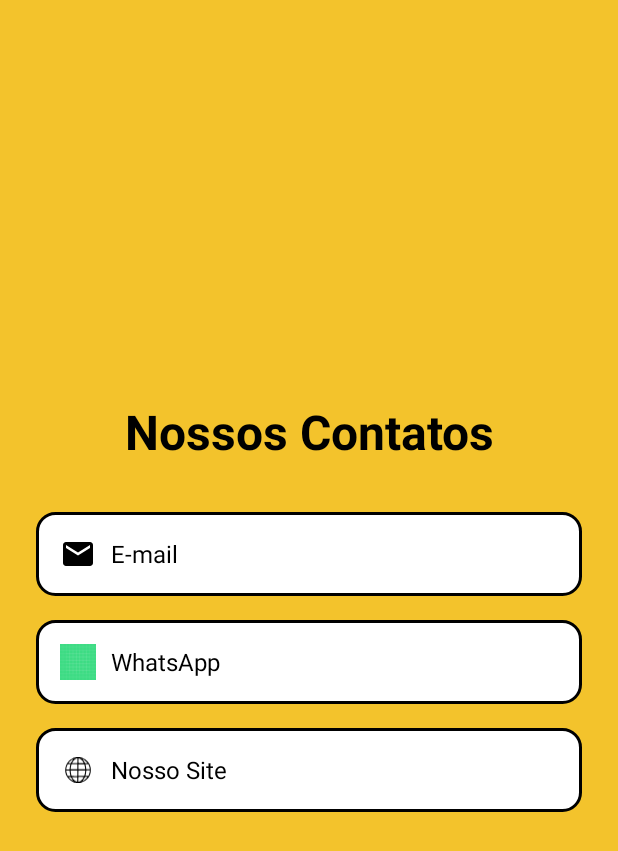
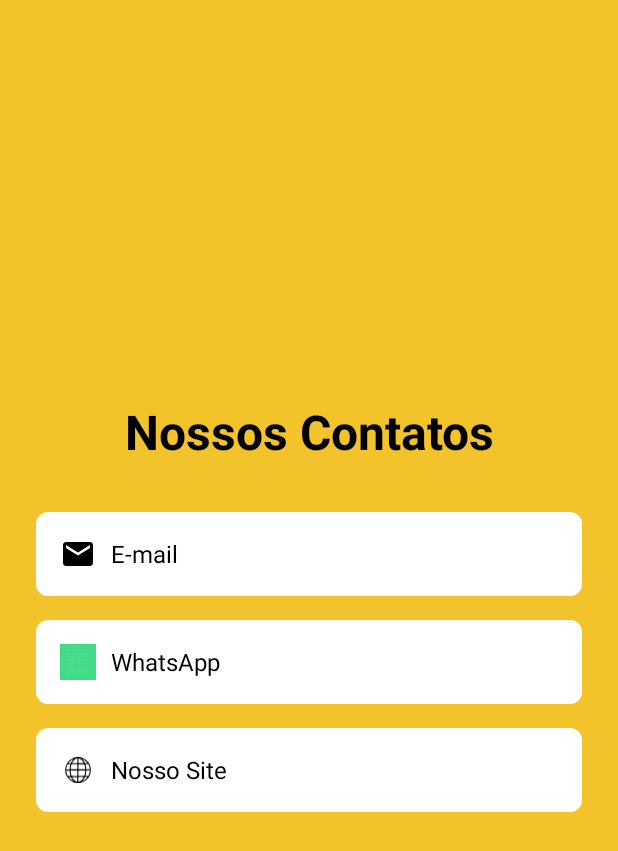
Before and after one commit to Kallebjose/School-Driver-TCC, an Android app built with Jetpack Compose: the fragment ContatoFragment shown on its own in the app's theme, after a tap on "E-mail", on a phone screen of 412 x 824 dp. Shown: the top 851 px of the screen. Run offline under Robolectric (Android 15) with nearby library versions, the light colour scheme and no system bars.

Commit message:
Sua mensagem de commit aqui

```diff
--- a/app/build.gradle.kts
+++ b/app/build.gradle.kts
@@ -85,6 +85,7 @@ dependencies {
     implementation(libs.androidx.ui.graphics)
     implementation(libs.androidx.ui.tooling.preview)
     implementation(libs.androidx.material3)
+    implementation ("androidx.cardview:cardview:1.0.0")
     implementation ("com.google.android.gms:play-services-maps:18.0.0")
     implementation ("com.google.android.gms:play-services-location:19.0.1")
     implementation ("androidx.recyclerview:recyclerview:1.2.1")
--- a/app/src/main/AndroidManifest.xml
+++ b/app/src/main/AndroidManifest.xml
@@ -51,6 +51,7 @@
             android:name=".view.home.ui.conta.ContaFragment"
             android:exported="true"
             android:label="Minha Conta" />
+
         <activity
             android:name=".view.PagamentoActivity"
             android:exported="true">
--- a/app/src/main/java/com/example/schooldrivertcc/view/home/ui/contato/ContatoFragment.kt
+++ b/app/src/main/java/com/example/schooldrivertcc/view/home/ui/contato/ContatoFragment.kt
@@ -1,14 +1,14 @@
 package com.example.schooldrivertcc.view.home.ui.contato
 
+import android.content.ActivityNotFoundException
 import android.content.Intent
 import android.net.Uri
 import android.os.Bundle
 import android.view.LayoutInflater
 import android.view.View
 import android.view.ViewGroup
-import android.widget.ImageView
 import android.widget.LinearLayout
-import android.widget.TextView
+import android.widget.Toast
 import androidx.fragment.app.Fragment
 import com.example.schooldrivertcc.R
 
@@ -32,28 +32,55 @@ class ContatoFragment : Fragment() {
     }
 
     private fun enviarEmail() {
-        val emailIntent = Intent(Intent.ACTION_SENDTO).apply {
-            data = Uri.parse("mailto:kallebjs07@gmail.com")
+        val emailIntent = Intent(Intent.ACTION_SEND).apply {
+            type = "message/rfc822" // Tipo MIME para e-mails
+            putExtra(Intent.EXTRA_EMAIL, arrayOf("kallebjs07@gmail.com"))
             putExtra(Intent.EXTRA_SUBJECT, "Assunto")
             putExtra(Intent.EXTRA_TEXT, "Mensagem")
         }
-        if (emailIntent.resolveActivity(requireActivity().packageManager) != null) {
-            startActivity(emailIntent)
+
+        // Verifica se há um aplicativo que pode enviar o e-mail
+        try {
+            if (emailIntent.resolveActivity(requireActivity().packageManager) != null) {
+                startActivity(Intent.createChooser(emailIntent, "Escolha um cliente de e-mail:"))
+            } else {
+                Toast.makeText(requireContext(), "Nenhum aplicativo de e-mail disponível", Toast.LENGTH_SHORT).show()
+            }
+        } catch (e: Exception) {
+            Toast.makeText(requireContext(), "Erro ao tentar abrir o aplicativo de e-mail", Toast.LENGTH_SHORT).show()
+            e.printStackTrace() // Para depuração
         }
     }
+
 
     private fun enviarWhatsApp() {
         val numeroWhatsApp = "5511937293668"
         val sendIntent = Intent(Intent.ACTION_VIEW, Uri.parse("https://api.whatsapp.com/send?phone=$numeroWhatsApp"))
-        if (sendIntent.resolveActivity(requireActivity().packageManager) != null) {
+
+        // Verifica se o WhatsApp está instalado
+        try {
             startActivity(sendIntent)
+        } catch (e: Exception) {
+            Toast.makeText(requireContext(), "WhatsApp não está instalado ou ocorreu um erro ao abrir", Toast.LENGTH_SHORT).show()
+            e.printStackTrace() // Para depuração
         }
     }
 
     private fun abrirSite() {
-        val siteIntent = Intent(Intent.ACTION_VIEW, Uri.parse("https://kallebjose.github.io/SchollSite/"))
-        if (siteIntent.resolveActivity(requireActivity().packageManager) != null) {
+        val siteUrl = "https://kallebjose.github.io/SchollSite/"
+        val siteIntent = Intent(Intent.ACTION_VIEW, Uri.parse(siteUrl))
+
+        // Tente abrir o site
+        try {
             startActivity(siteIntent)
+        } catch (e: ActivityNotFoundException) {
+            Toast.makeText(requireContext(), "Nenhum navegador disponível para abrir o site", Toast.LENGTH_SHORT).show()
+            e.printStackTrace() // Para depuração
+        } catch (e: Exception) {
+            Toast.makeText(requireContext(), "Erro ao tentar abrir o site", Toast.LENGTH_SHORT).show()
+            e.printStackTrace() // Para depuração
         }
     }
+
+
 }
--- a/app/src/main/res/drawable/rounded_button_white.xml
+++ b/app/src/main/res/drawable/rounded_button_white.xml
@@ -1,7 +1,7 @@
-<shape xmlns:android="http://schemas.android.com/apk/res/android">
-    <solid android:color="@android:color/white" /> <!-- Fundo branco -->
-    <corners android:radius="12dp" /> <!-- Arredondamento dos cantos -->
-    <stroke
-        android:width="2dp"
-        android:color="@android:color/black" /> <!-- Borda preta -->
+<?xml version="1.0" encoding="utf-8"?>
+<shape xmlns:android="http://schemas.android.com/apk/res/android"
+    android:shape="rectangle">
+    <corners android:radius="8dp" />
+    <solid android:color="@android:color/white" />
+    <padding android:left="10dp" android:right="10dp" android:top="10dp" android:bottom="10dp" />
 </shape>
--- a/app/src/main/res/values/themes.xml
+++ b/app/src/main/res/values/themes.xml
@@ -1,10 +1,7 @@
 <resources xmlns:tools="http://schemas.android.com/tools">
-
     <style name="Base.Theme.SchoolDriverTCC" parent="Theme.Material3.DayNight.NoActionBar">
-
         <item name="colorPrimary">@color/yll</item>
     </style>
-
 
     <style name="Theme.SchoolDriverTCC" parent="Base.Theme.SchoolDriverTCC" />
 
@@ -14,6 +11,5 @@
     </style>
 
     <style name="Theme.SchoolDriverTCC.AppBarOverlay" parent="ThemeOverlay.AppCompat.Dark.ActionBar" />
-
     <style name="Theme.SchoolDriverTCC.PopupOverlay" parent="ThemeOverlay.AppCompat.Light" />
 </resources>
```
Also changed, not shown: app/src/main/res/values-night/themes.xml (+3 -4 lines).
